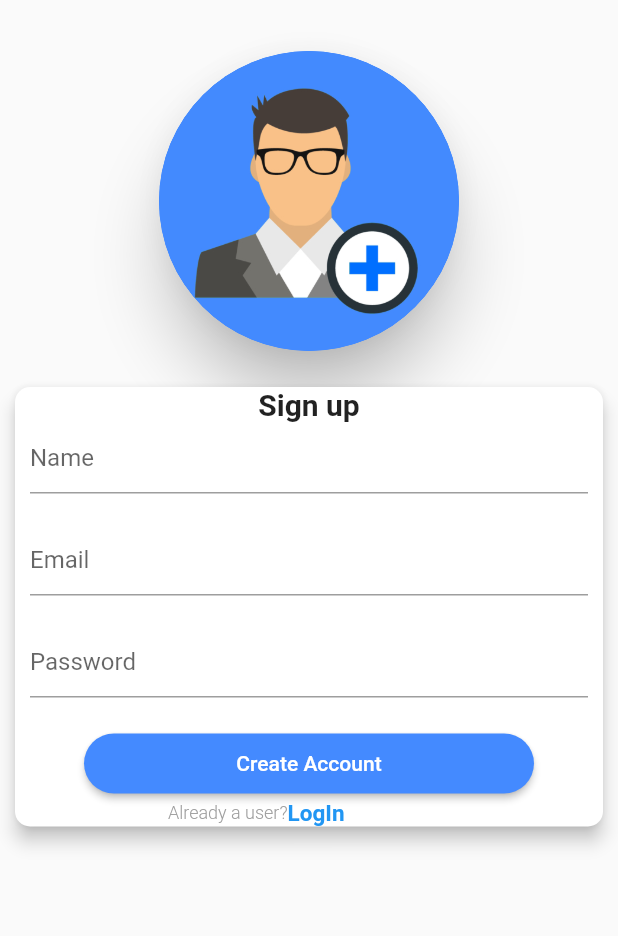
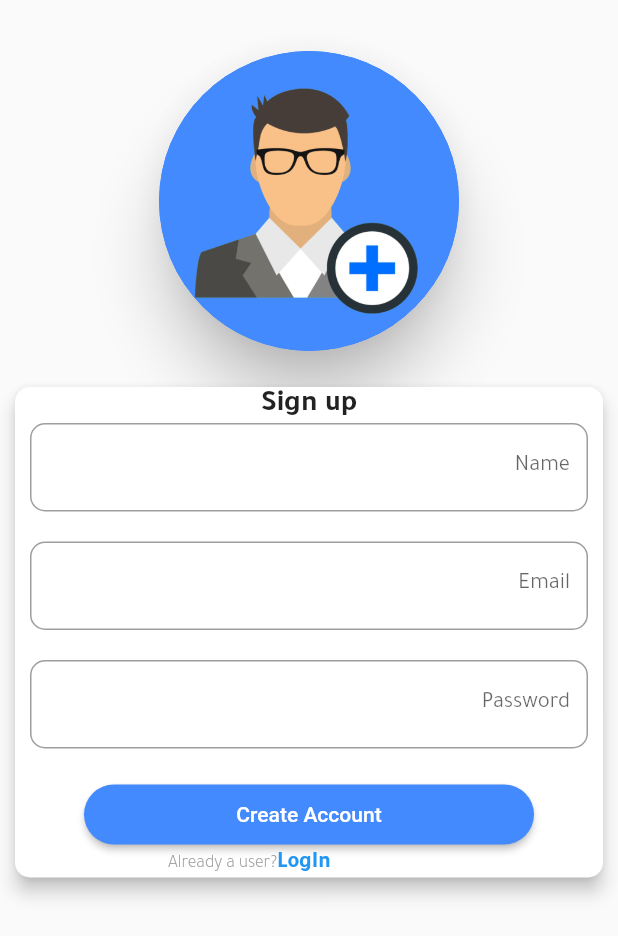
Before and after one commit to omar-hanafy/gym_bar, a Flutter app: the Signup screen opened directly, on a phone screen of 412 x 824 dp. Shown: the top 936 px of the screen. Run offline on Flutter 3.47's test engine with Material 2 defaults, Android fonts, the light colour scheme and no system bars; our stand-ins replace cloud_firestore, firebase_auth, firebase_storage, flushbar, get_it, image_picker; accounts and stored records are empty; network calls fail; statements that could not run were skipped.

```diff
--- a/lib/ui/routers.dart
+++ b/lib/ui/routers.dart
@@ -17,7 +17,9 @@ class Routers {
   static Route<dynamic> generateRoute(RouteSettings settings) {
     switch (settings.name) {
       case '/':
-        return MaterialPageRoute(builder: (_) => Home());
+        return MaterialPageRoute(builder: (_) =>
+//            Home());
+        AddProduct());
       case '/login':
         return MaterialPageRoute(builder: (_) => Login());
       case '/add':
--- a/lib/ui/shared/text_styles.dart
+++ b/lib/ui/shared/text_styles.dart
@@ -1,16 +1,30 @@
 import 'package:flutter/material.dart';
 
-const headerStyle = TextStyle(fontSize: 35, fontWeight: FontWeight.w900);
-const signLogHintButtonStyle =
-    TextStyle(fontSize: 15.0, fontWeight: FontWeight.w600, color: Colors.blue);
-const signLogHintStyle =
-    TextStyle(fontWeight: FontWeight.w300, fontSize: 12, color: Colors.grey);
+const headerStyle =
+    TextStyle(fontSize: 35, fontWeight: FontWeight.w900, fontFamily: 'Tajawal');
 
-const formTitleStyle = TextStyle(fontWeight: FontWeight.bold, fontSize: 20);
+const signLogHintButtonStyle = TextStyle(
+    fontSize: 15.0,
+    fontWeight: FontWeight.w600,
+    color: Colors.blue,
+    fontFamily: 'Tajawal');
+
+const signLogHintStyle = TextStyle(
+    fontWeight: FontWeight.w300,
+    fontSize: 12,
+    color: Colors.grey,
+    fontFamily: 'Tajawal');
+
+const formTitleStyle =
+    TextStyle(fontWeight: FontWeight.bold, fontSize: 20, fontFamily: 'Tajawal');
+
+const formLabelsStyle = TextStyle(fontSize: 15, fontFamily: 'Tajawal');
+
 const imageTitle = TextStyle(
     fontSize: 60.0,
     fontWeight: FontWeight.bold,
     fontFamily: 'Tajawal',
     color: Colors.white);
+
 const imageStatistics =
     TextStyle(fontSize: 30.0, fontFamily: 'Tajawal', color: Colors.white);
--- a/lib/ui/views/registeration/login.dart
+++ b/lib/ui/views/registeration/login.dart
@@ -22,9 +22,9 @@ class _LoginState extends State<Login> {
         children: <Widget>[
           UIHelper.verticalSpaceMedium(),
           formTitle("Login"),
-          customTextField(controller: _emailController, hint: "Email"),
+          logSignTextField(controller: _emailController, hint: "Email"),
           UIHelper.verticalSpaceMedium(),
-          customTextField(
+          logSignTextField(
               controller: _passwordController, hint: "Password", secure: true),
           UIHelper.verticalSpaceMedium(),
           logSignButton(
--- a/lib/ui/views/registeration/signup.dart
+++ b/lib/ui/views/registeration/signup.dart
@@ -58,19 +58,19 @@ class _SignupState extends State<Signup> {
         child: Column(
           children: <Widget>[
             Text("Sign up", style: formTitleStyle),
-            customTextField(controller: nameController, hint: "Name"),
+            logSignTextField(controller: nameController, hint: "Name"),
             UIHelper.verticalSpaceMedium(),
-            customTextField(controller: emailController, hint: "Email"),
+            logSignTextField(controller: emailController, hint: "Email"),
             UIHelper.verticalSpaceMedium(),
-            customTextField(controller: nameController, hint: "Password"),
+            logSignTextField(controller: nameController, hint: "Password"),
             UIHelper.verticalSpaceMedium(),
             logSignButton(
               context: context,
               text: "Create Account",
               function: () {
-                uploadImage();
                 signUp(emailController.text, passwordController.text,
                     nameController.text);
+                uploadImage();
               },
             ),
             Row(
--- a/lib/ui/widgets/form_widgets.dart
+++ b/lib/ui/widgets/form_widgets.dart
@@ -16,19 +16,33 @@ logo(imageContent) {
   );
 }
 
-customTextField({
+logSignTextField({
   controller,
   validator,
   hint,
   secure = false,
+  double left = 10,
+  double right = 10,
 }) {
   return Container(
-    margin: EdgeInsets.only(left: 10, right: 10),
-    child: TextFormField(
-      controller: controller,
-      decoration: InputDecoration(hintText: hint),
-      validator: validator,
-      obscureText: secure,
+    margin: EdgeInsets.only(left: left, right: right),
+    child: Directionality(
+      textDirection: TextDirection.rtl,
+      child: TextFormField(
+        controller: controller,
+        validator: validator,
+        obscureText: secure,
+        textAlign: TextAlign.right,
+        decoration: InputDecoration(
+          labelStyle: formLabelsStyle,
+          labelText: hint,
+          border: OutlineInputBorder(
+            borderRadius: const BorderRadius.all(
+              Radius.circular(10.0),
+            ),
+          ),
+        ),
+      ),
     ),
   );
 }
```
Also changed, not shown: lib/ui/views/add/add_product.dart (+137 -4 lines).
